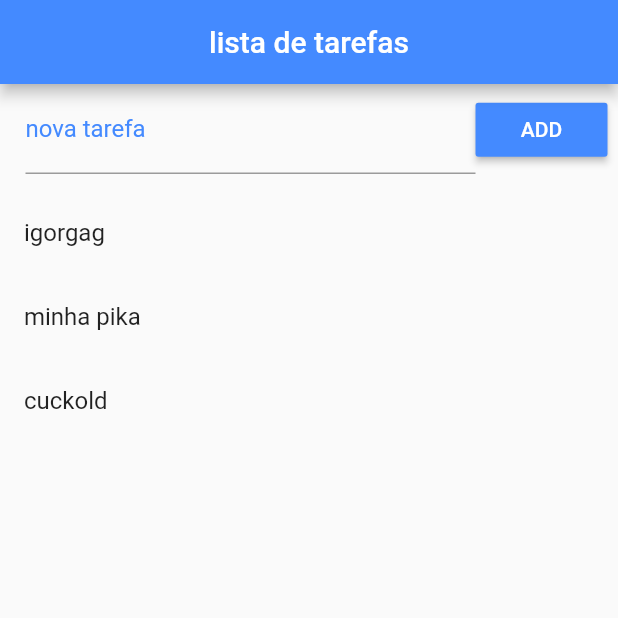
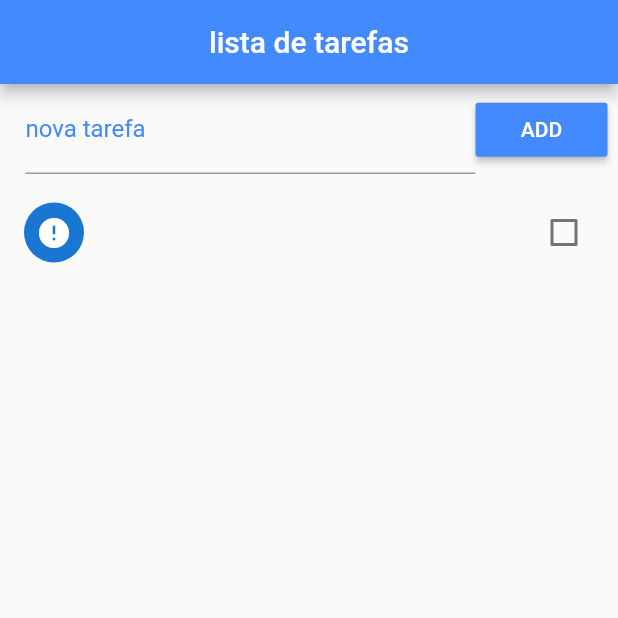
Before and after one commit to iuri1911/to-do, a Flutter app: the screen it shows after launch, after a tap on "ADD", on a phone screen of 412 x 824 dp, the top half of it. Run offline on Flutter 3.47's test engine with Material 2 defaults, Android fonts, the phone set to English and light mode, and no system bars.

```diff
--- a/lib/main.dart
+++ b/lib/main.dart
@@ -15,7 +15,32 @@ class Home extends StatefulWidget {
 }
 
 class _HomeState extends State<Home> {
-  List _toDoList = ["igorgag", "minha pika", "cuckold"];
+  final _toDoController = TextEditingController();
+
+  List _toDoList = [];
+
+  @override
+  void initState() {
+    // TODO: implement initState
+    super.initState();
+    _readData().then((data) {
+      setState(() {
+        _toDoList = json.decode(data);
+      });
+    });
+  }
+
+  void _addToDo() {
+    setState(() {
+      Map<String, dynamic> newToDo = Map();
+      newToDo["title"] = _toDoController.text;
+      _toDoController.text = "";
+      newToDo["ok"] = false;
+      _toDoList.add(newToDo);
+      _SaveData();
+    });
+  }
+
   @override
   Widget build(BuildContext context) {
     return Scaffold(
@@ -32,6 +57,7 @@ class _HomeState extends State<Home> {
               children: <Widget>[
                 Expanded(
                   child: TextField(
+                    controller: _toDoController,
                     decoration: InputDecoration(
                       labelText: "nova tarefa",
                       labelStyle: TextStyle(color: Colors.blueAccent),
@@ -42,7 +68,9 @@ class _HomeState extends State<Home> {
                   color: Colors.blueAccent,
                   child: Text("ADD"),
                   textColor: Colors.white,
-                  onPressed: () {},
+                  onPressed: () {
+                    _addToDo();
+                  },
                 )
               ],
             ),
@@ -52,8 +80,19 @@ class _HomeState extends State<Home> {
                 padding: EdgeInsets.only(top: 10.0),
                 itemCount: _toDoList.length,
                 itemBuilder: (context, index) {
-                  return ListTile(
-                    title: Text(_toDoList[index]),
+                  return CheckboxListTile(
+                    title: Text(_toDoList[index]["title"]),
+                    value: _toDoList[index]["ok"],
+                    secondary: CircleAvatar(
+                      child: Icon(
+                          _toDoList[index]["ok"] ? Icons.check : Icons.error),
+                    ),
+                    onChanged: (c) {
+                      setState(() {
+                        _toDoList[index]["ok"] = c;
+                        _SaveData();
+                      });
+                    },
                   );
                 }),
           )
```
Also changed, not shown: pubspec.lock, 2 other files.
